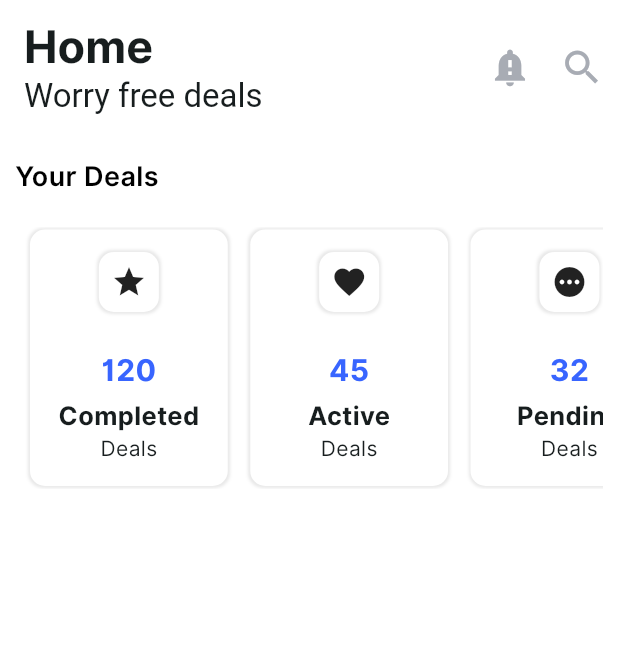
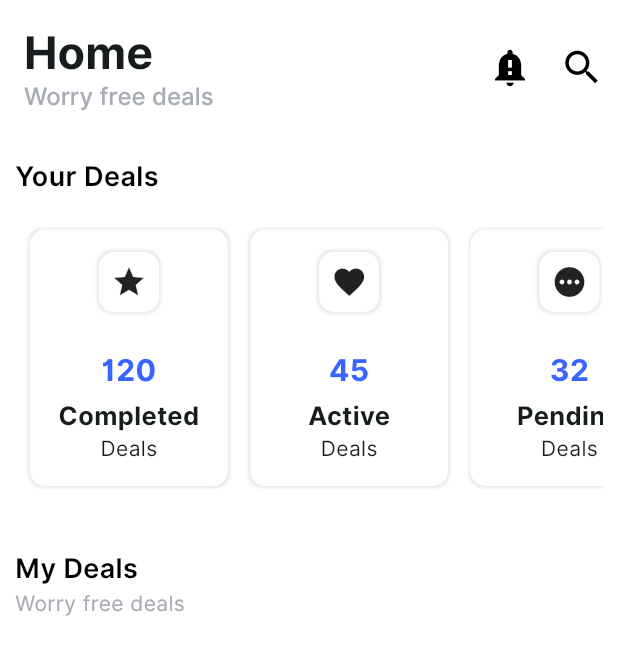
Before and after one commit to FaisalKhawaj/Flutter, a Flutter app: the HomeDeals screen opened by its route, on a phone screen of 412 x 824 dp. Shown: the top 655 px of the screen. Run offline on Flutter 3.47's test engine with Material 3 defaults, Android fonts, the phone set to English and light mode, and no system bars; our stand-ins replace carousel_slider, flutter_svg, get, pinput, shared_preferences, smooth_page_indicator; accounts and stored records are empty.

Commit message:
fixes to home deals

```diff
--- a/lib/resources/text_style.dart
+++ b/lib/resources/text_style.dart
@@ -1,6 +1,5 @@
 
 
-import 'dart:ui';
 import 'package:first_app/theme/app_colors.dart';
 import 'package:flutter/material.dart';
 
@@ -48,6 +47,21 @@ class AppTextStyle{
     return TextStyle(color: AppColors.primaryButton, fontSize: 20,fontFamily: 'Inter',fontWeight: FontWeight.bold);
   }
 
+  TextStyle homeDealHeaderTitle(){
+    return  TextStyle(
+    fontSize: 30,
+    fontFamily: 'Inter',
+    fontWeight: FontWeight.bold
+    );
+  }
+
+  TextStyle homeDealHeaderDescription(){
+    return TextStyle(
+      color: AppColors.primaryDescription, fontSize: 16, fontFamily: 'Inter',
+        fontWeight: FontWeight.w500
+    );
+  }
+
   BoxShadow dealBoxShadow(){
     return BoxShadow(spreadRadius: 1,
         blurRadius: 1,
--- a/lib/screens/homedeals.dart
+++ b/lib/screens/homedeals.dart
@@ -42,17 +42,13 @@ class HomeDeals extends StatelessWidget{
         title: Column(
           crossAxisAlignment: CrossAxisAlignment.start,
           children: [
-            const Text('Home',style: TextStyle(
-              fontSize: 30,
-              fontFamily: 'Inter',
-              fontWeight: FontWeight.bold
-            ),),
-            const Text('Worry free deals',)
+             Text('Home',style: R.textStyle.homeDealHeaderTitle()),
+             Text('Worry free deals',style: R.textStyle.homeDealHeaderDescription(),)
           ],
         ),
         actions: [
-          IconButton(onPressed: (){}, icon: Icon(Icons.notification_important,color: AppColors.primaryDescription,size: 30,)),
-          IconButton(onPressed: (){}, icon: Icon(Icons.search,color: AppColors.primaryDescription,size: 30)),
+          IconButton(onPressed: (){}, icon:const Icon(Icons.notification_important,color: AppColors.black,size: 30,)),
+          IconButton(onPressed: (){}, icon: const Icon(Icons.search_outlined,color: AppColors.black,size: 30)),
         ],
       ),
       body: SafeArea(child: Padding(padding: EdgeInsets.symmetric(vertical: 15, horizontal: 10),
@@ -72,7 +68,11 @@ class HomeDeals extends StatelessWidget{
                 return  DealsButton(item:dealCategory[index]);
               },
             ),
-          )
+          ),
+          SizedBox(height: 40,),
+          Text('My Deals',style:R.textStyle.dealCategoryTitle()),
+          Text('Worry free deals',style: R.textStyle.homeDealHeaderDescription().copyWith(fontSize: 14, fontWeight: FontWeight.w400),),
+          SizedBox(height: 20,),
 
         ],) ,)),
     );
```
